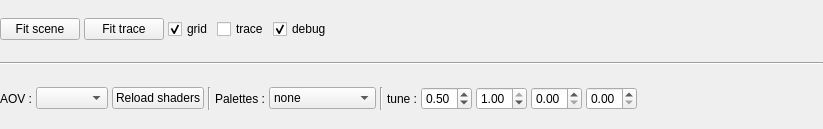
The window that applications/viewer/libViewer/Form3DToolBox.ui (T-PLAY/hub) describes before a commit, drawn with Qt 5.
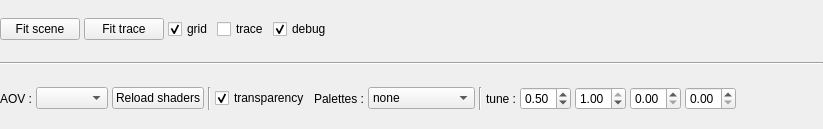
The same window after the commit.

```diff
--- a/applications/viewer/libViewer/Form3DToolBox.ui
+++ b/applications/viewer/libViewer/Form3DToolBox.ui
@@ -126,6 +126,16 @@
        </property>
       </widget>
      </item>
+     <item>
+      <widget class="QCheckBox" name="checkBox_transparency">
+       <property name="text">
+        <string>transparency</string>
+       </property>
+       <property name="checked">
+        <bool>true</bool>
+       </property>
+      </widget>
+     </item>
      <item>
       <widget class="QLabel" name="label_4">
        <property name="text">
```
